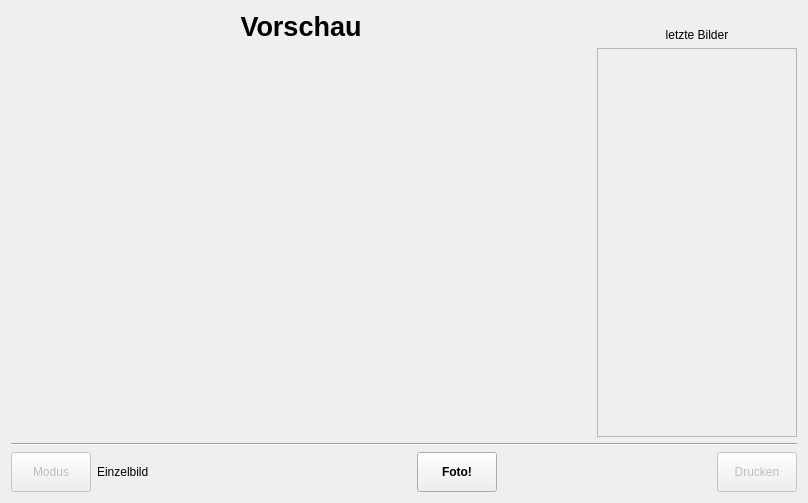
First picture: the form in photoBooth.ui, repository Nepomuk/photobooth, before the edit.
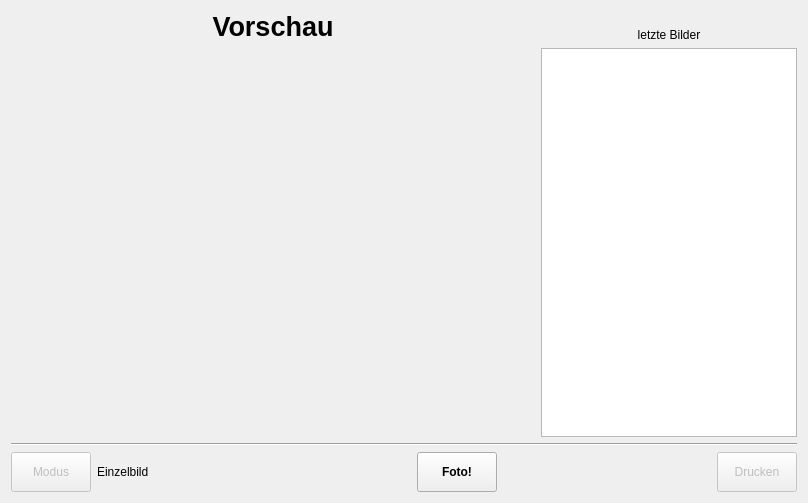
Second picture: the form after the edit.

Commit message: Taking pictures and displaying them in a list.

```diff
--- a/photoBooth.ui
+++ b/photoBooth.ui
@@ -76,9 +76,9 @@
       </widget>
      </item>
      <item row="1" column="1">
-      <widget class="QScrollArea" name="scrollArea_takenPictures">
+      <widget class="QListWidget" name="listWidget_lastPictures">
        <property name="sizePolicy">
-        <sizepolicy hsizetype="Preferred" vsizetype="Expanding">
+        <sizepolicy hsizetype="Minimum" vsizetype="Expanding">
          <horstretch>0</horstretch>
          <verstretch>0</verstretch>
         </sizepolicy>
@@ -89,20 +89,24 @@
          <height>0</height>
         </size>
        </property>
-       <property name="widgetResizable">
-        <bool>true</bool>
+       <property name="autoFillBackground">
+        <bool>false</bool>
        </property>
-       <widget class="QWidget" name="scrollAreaWidgetContents">
-        <property name="geometry">
-         <rect>
-          <x>0</x>
-          <y>0</y>
-          <width>198</width>
-          <height>378</height>
-         </rect>
-        </property>
-        <zorder>label_title</zorder>
-       </widget>
+       <property name="frameShape">
+        <enum>QFrame::StyledPanel</enum>
+       </property>
+       <property name="iconSize">
+        <size>
+         <width>170</width>
+         <height>130</height>
+        </size>
+       </property>
+       <property name="resizeMode">
+        <enum>QListView::Adjust</enum>
+       </property>
+       <property name="viewMode">
+        <enum>QListView::IconMode</enum>
+       </property>
       </widget>
      </item>
     </layout>
```
The commit also changes 2 other files.
